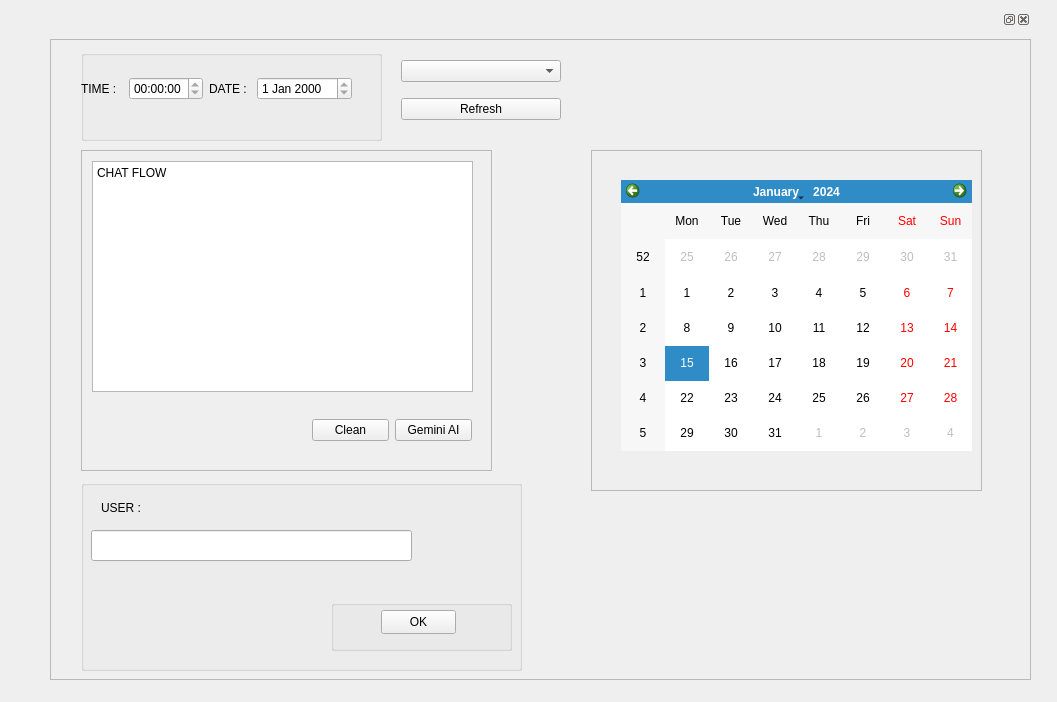
First picture: the form in Socket_Programming-master/interface.ui, repository b2210356037/Socket_Programming-master, before the edit.
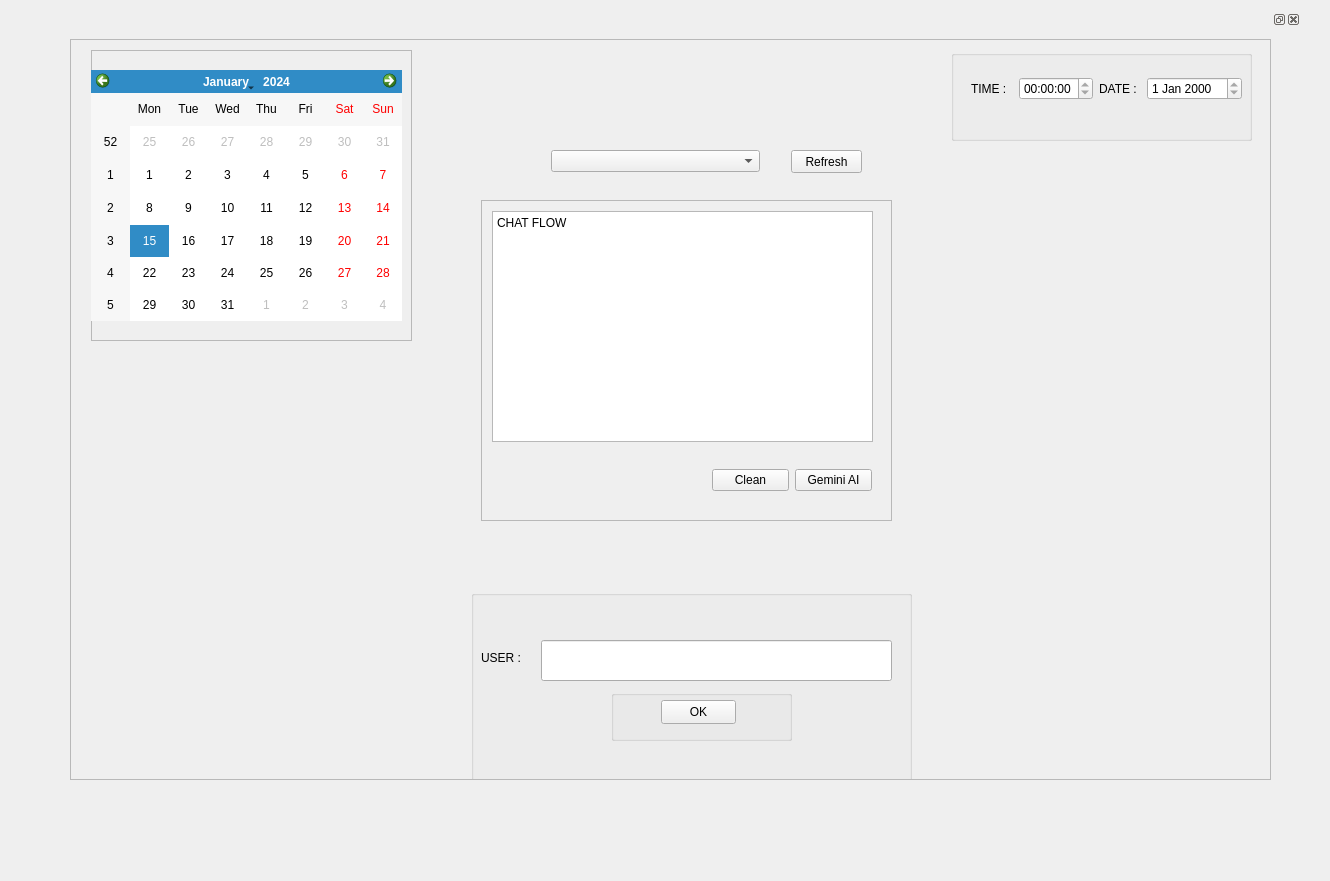
Second picture: the form after the edit. Icons and pictures are not drawn.

```diff
--- a/Socket_Programming-master/interface.ui
+++ b/Socket_Programming-master/interface.ui
@@ -6,8 +6,8 @@
    <rect>
     <x>0</x>
     <y>0</y>
-    <width>1057</width>
-    <height>702</height>
+    <width>1330</width>
+    <height>881</height>
    </rect>
   </property>
   <property name="windowTitle">
@@ -18,18 +18,18 @@
     <rect>
      <x>40</x>
      <y>10</y>
-     <width>991</width>
-     <height>691</height>
+     <width>1261</width>
+     <height>841</height>
     </rect>
    </property>
    <widget class="QWidget" name="dockWidgetContents">
     <widget class="QScrollArea" name="scrollArea">
      <property name="geometry">
       <rect>
-       <x>10</x>
+       <x>30</x>
        <y>10</y>
-       <width>981</width>
-       <height>641</height>
+       <width>1201</width>
+       <height>741</height>
       </rect>
      </property>
      <property name="widgetResizable">
@@ -40,15 +40,15 @@
        <rect>
         <x>0</x>
         <y>0</y>
-        <width>979</width>
-        <height>639</height>
+        <width>1199</width>
+        <height>739</height>
        </rect>
       </property>
       <widget class="QGroupBox" name="groupBox_3">
        <property name="geometry">
         <rect>
-         <x>30</x>
-         <y>440</y>
+         <x>400</x>
+         <y>550</y>
          <width>441</width>
          <height>191</height>
         </rect>
@@ -59,8 +59,8 @@
        <widget class="QLabel" name="label_3">
         <property name="geometry">
          <rect>
-          <x>20</x>
-          <y>20</y>
+          <x>10</x>
+          <y>60</y>
           <width>49</width>
           <height>16</height>
          </rect>
@@ -72,10 +72,10 @@
        <widget class="QLineEdit" name="lineEdit_2">
         <property name="geometry">
          <rect>
-          <x>10</x>
+          <x>70</x>
           <y>50</y>
-          <width>321</width>
-          <height>31</height>
+          <width>351</width>
+          <height>41</height>
          </rect>
         </property>
         <property name="text">
@@ -85,8 +85,8 @@
        <widget class="QGroupBox" name="groupBox">
         <property name="geometry">
          <rect>
-          <x>250</x>
-          <y>120</y>
+          <x>140</x>
+          <y>100</y>
           <width>181</width>
           <height>51</height>
          </rect>
@@ -116,7 +116,7 @@
       <widget class="QGroupBox" name="groupBox_2">
        <property name="geometry">
         <rect>
-         <x>30</x>
+         <x>880</x>
          <y>10</y>
          <width>301</width>
          <height>91</height>
@@ -131,7 +131,7 @@
        <widget class="QWidget" name="horizontalLayoutWidget">
         <property name="geometry">
          <rect>
-          <x>0</x>
+          <x>20</x>
           <y>0</y>
           <width>271</width>
           <height>78</height>
@@ -181,8 +181,8 @@
       <widget class="QScrollArea" name="scrollArea_2">
        <property name="geometry">
         <rect>
-         <x>30</x>
-         <y>110</y>
+         <x>410</x>
+         <y>160</y>
          <width>411</width>
          <height>321</height>
         </rect>
@@ -253,10 +253,10 @@
       <widget class="QFrame" name="frame">
        <property name="geometry">
         <rect>
-         <x>540</x>
-         <y>110</y>
-         <width>391</width>
-         <height>341</height>
+         <x>20</x>
+         <y>10</y>
+         <width>321</width>
+         <height>291</height>
         </rect>
        </property>
        <property name="frameShape">
@@ -268,10 +268,10 @@
        <widget class="QCalendarWidget" name="calendarWidget">
         <property name="geometry">
          <rect>
-          <x>30</x>
-          <y>30</y>
-          <width>351</width>
-          <height>271</height>
+          <x>0</x>
+          <y>20</y>
+          <width>311</width>
+          <height>251</height>
          </rect>
         </property>
         <property name="dateEditEnabled">
@@ -279,34 +279,34 @@
         </property>
        </widget>
       </widget>
-      <widget class="QWidget" name="verticalLayoutWidget">
+      <widget class="QPushButton" name="pushButton_4">
        <property name="geometry">
         <rect>
-         <x>350</x>
-         <y>10</y>
-         <width>160</width>
-         <height>80</height>
+         <x>720</x>
+         <y>110</y>
+         <width>71</width>
+         <height>23</height>
         </rect>
        </property>
-       <layout class="QVBoxLayout" name="verticalLayout">
-        <item>
-         <widget class="QComboBox" name="comboBox">
-          <property name="maximumSize">
-           <size>
-            <width>16777215</width>
-            <height>22</height>
-           </size>
-          </property>
-         </widget>
-        </item>
-        <item>
-         <widget class="QPushButton" name="pushButton_4">
-          <property name="text">
-           <string>Refresh</string>
-          </property>
-         </widget>
-        </item>
-       </layout>
+       <property name="text">
+        <string>Refresh</string>
+       </property>
+      </widget>
+      <widget class="QComboBox" name="comboBox">
+       <property name="geometry">
+        <rect>
+         <x>480</x>
+         <y>110</y>
+         <width>209</width>
+         <height>22</height>
+        </rect>
+       </property>
+       <property name="maximumSize">
+        <size>
+         <width>16777215</width>
+         <height>22</height>
+        </size>
+       </property>
       </widget>
      </widget>
     </widget>
```
